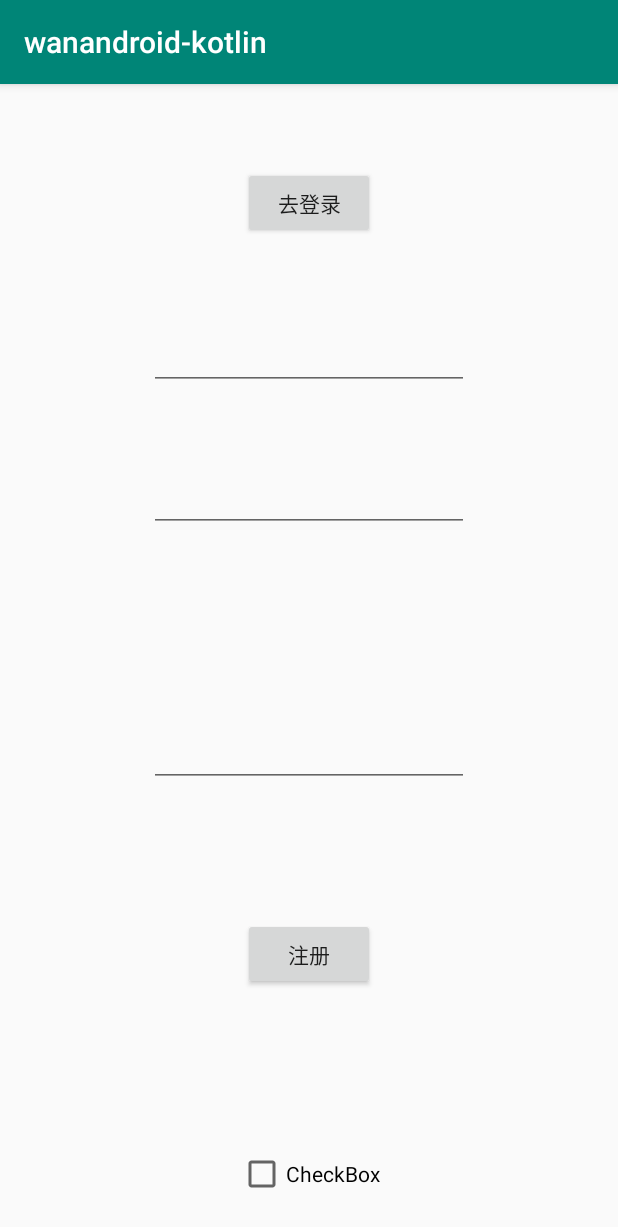
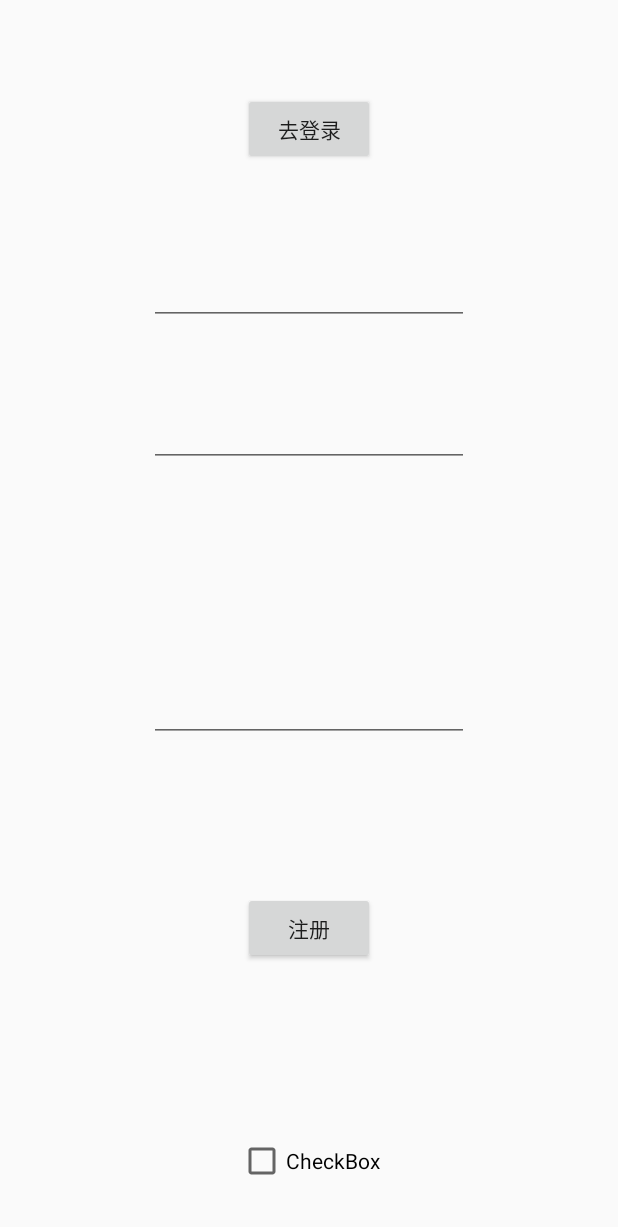
Before and after one commit to wangcheng319/wanandroid-kotlin, an Android app: the RegistserFragment screen opened through its navigation route, on a phone screen of 412 x 824 dp. Shown: the top 1227 px of the screen. Run offline under Robolectric (Android 15) with nearby library versions, the phone set to English and light mode, and no system bars; our stand-ins replace data binding; network calls fail; 3 statements that could not run were skipped.

```diff
--- a/app/src/main/res/values/styles.xml
+++ b/app/src/main/res/values/styles.xml
@@ -1,11 +1,13 @@
 <resources>
 
     <!-- Base application theme. -->
-    <style name="AppTheme" parent="Theme.AppCompat.Light.DarkActionBar">
+    <style name="AppTheme" parent="Theme.AppCompat.Light.NoActionBar">
         <!-- Customize your theme here. -->
         <item name="colorPrimary">@color/colorPrimary</item>
         <item name="colorPrimaryDark">@color/colorPrimaryDark</item>
         <item name="colorAccent">@color/colorAccent</item>
     </style>
 
+
+
 </resources>
```
Also changed, not shown: app/src/main/java/com/example/wanandroid_kotlin/viewmodel/HomeViewModel.kt (+4 -4 lines), app/src/main/res/layout/fragment_home.xml (+14 -1 lines).
